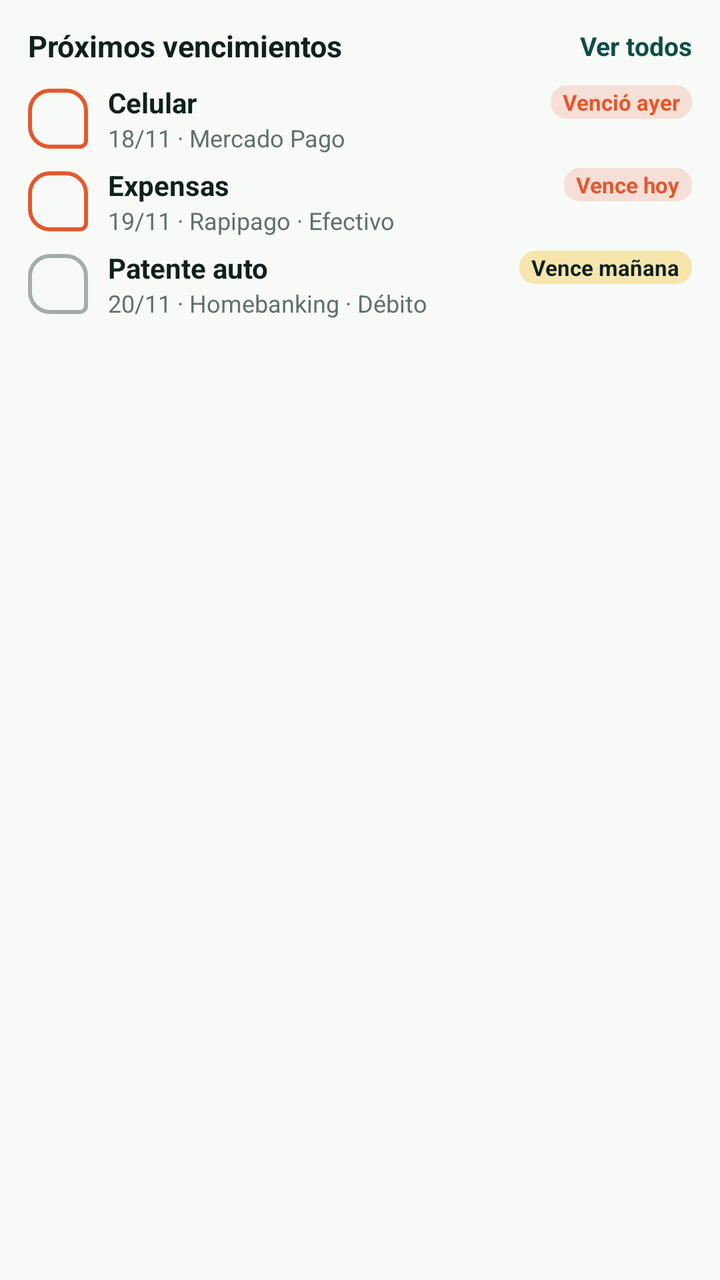
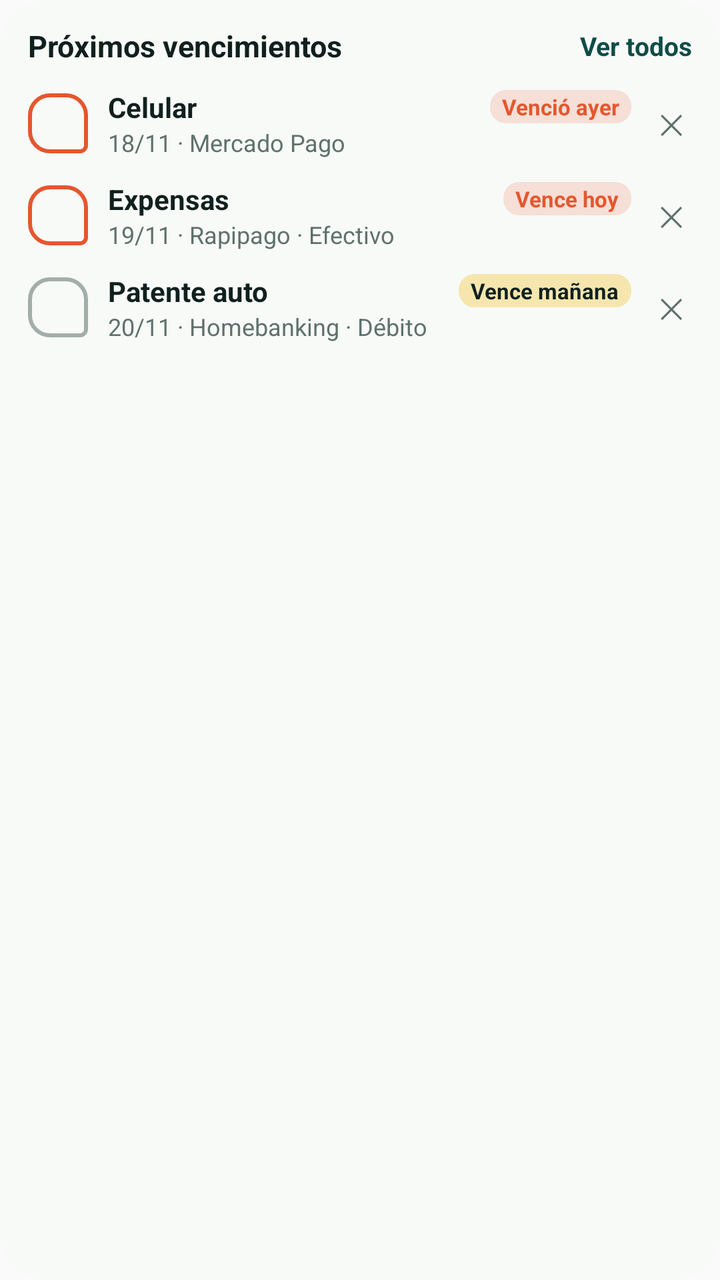

Before-and-after screenshots of an Android layout around one commit, followed by the original layout XML and the change that was made.
<!-- AndroidManifest.xml: application theme AppTheme -->
<!-- res/layout/widget_vencimientos.xml -->
<?xml version="1.0" encoding="utf-8"?>
<LinearLayout xmlns:android="http://schemas.android.com/apk/res/android"
    android:id="@+id/w_raiz"
    android:layout_width="match_parent"
    android:layout_height="match_parent"
    android:background="@drawable/widget_fondo"
    android:orientation="vertical"
    android:paddingStart="14dp"
    android:paddingTop="10dp"
    android:paddingEnd="14dp"
    android:paddingBottom="8dp">

    <LinearLayout
        android:id="@+id/w_cabecera"
        android:layout_width="match_parent"
        android:layout_height="wrap_content"
        android:gravity="center_vertical"
        android:orientation="horizontal">

        <TextView
            android:id="@+id/w_titulo"
            android:layout_width="0dp"
            android:layout_height="wrap_content"
            android:layout_weight="1"
            android:ellipsize="end"
            android:maxLines="1"
            android:text="@string/widget_nombre"
            android:textColor="@color/w_tinta"
            android:textSize="15sp"
            android:textStyle="bold" />

        <TextView
            android:id="@+id/w_ver_todos"
            android:layout_width="wrap_content"
            android:layout_height="wrap_content"
            android:paddingStart="8dp"
            android:paddingTop="4dp"
            android:paddingBottom="4dp"
            android:text="@string/widget_ver_todos"
            android:textColor="@color/w_enlace"
            android:textSize="13sp"
            android:textStyle="bold" />
    </LinearLayout>

    
    <LinearLayout
        android:id="@+id/w_fila1"
        android:layout_width="match_parent"
        android:layout_height="wrap_content"
        android:layout_marginTop="6dp"
        android:gravity="center_vertical"
        android:orientation="horizontal">

        <FrameLayout
            android:id="@+id/w_tilde1"
            android:layout_width="30dp"
            android:layout_height="30dp"
            android:background="@drawable/widget_tilde_urgente"
            android:contentDescription="Pagar" />

        <LinearLayout
            android:id="@+id/w_txt1"
            android:layout_width="0dp"
            android:layout_height="wrap_content"
            android:layout_marginStart="10dp"
            android:layout_weight="1"
            android:orientation="vertical">

            <LinearLayout
                android:layout_width="match_parent"
                android:layout_height="wrap_content"
                android:gravity="center_vertical"
                android:orientation="horizontal">

                <TextView
                    android:id="@+id/w_nombre1"
                    android:layout_width="0dp"
                    android:layout_height="wrap_content"
                    android:layout_weight="1"
                    android:ellipsize="end"
                    android:maxLines="1"
                    android:text="Celular"
                    android:textColor="@color/w_tinta"
                    android:textSize="14sp"
                    android:textStyle="bold" />

                <TextView
                    android:id="@+id/w_estado1"
                    android:layout_width="wrap_content"
                    android:layout_height="wrap_content"
                    android:background="@drawable/widget_badge_rojo"
                    android:maxLines="1"
                    android:paddingStart="6dp"
                    android:paddingTop="1dp"
                    android:paddingEnd="6dp"
                    android:paddingBottom="1dp"
                    android:text="Venció ayer"
                    android:textColor="@color/w_coral"
                    android:textSize="11sp"
                    android:textStyle="bold" />
            </LinearLayout>

            <TextView
                android:id="@+id/w_sub1"
                android:layout_width="match_parent"
                android:layout_height="wrap_content"
                android:ellipsize="end"
                android:maxLines="1"
                android:text="18/11 · Mercado Pago"
                android:textColor="@color/w_tinta2"
                android:textSize="12sp" />
        </LinearLayout>
    </LinearLayout>

    
    <LinearLayout
        android:id="@+id/w_fila2"
        android:layout_width="match_parent"
        android:layout_height="wrap_content"
        android:layout_marginTop="6dp"
        android:gravity="center_vertical"
        android:orientation="horizontal">

        <FrameLayout
            android:id="@+id/w_tilde2"
            android:layout_width="30dp"
            android:layout_height="30dp"
            android:background="@drawable/widget_tilde_urgente"
            android:contentDescription="Pagar" />

        <LinearLayout
            android:id="@+id/w_txt2"
            android:layout_width="0dp"
            android:layout_height="wrap_content"
            android:layout_marginStart="10dp"
            android:layout_weight="1"
            android:orientation="vertical">

            <LinearLayout
                android:layout_width="match_parent"
                android:layout_height="wrap_content"
                android:gravity="center_vertical"
                android:orientation="horizontal">

                <TextView
                    android:id="@+id/w_nombre2"
                    android:layout_width="0dp"
                    android:layout_height="wrap_content"
                    android:layout_weight="1"
                    android:ellipsize="end"
                    android:maxLines="1"
                    android:text="Expensas"
                    android:textColor="@color/w_tinta"
                    android:textSize="14sp"
                    android:textStyle="bold" />

                <TextView
                    android:id="@+id/w_estado2"
                    android:layout_width="wrap_content"
                    android:layout_height="wrap_content"
                    android:background="@drawable/widget_badge_rojo"
                    android:maxLines="1"
                    android:paddingStart="6dp"
                    android:paddingTop="1dp"
                    android:paddingEnd="6dp"
                    android:paddingBottom="1dp"
                    android:text="Vence hoy"
                    android:textColor="@color/w_coral"
                    android:textSize="11sp"
                    android:textStyle="bold" />
            </LinearLayout>

            <TextView
                android:id="@+id/w_sub2"
                android:layout_width="match_parent"
                android:layout_height="wrap_content"
                android:ellipsize="end"
                android:maxLines="1"
                android:text="19/11 · Rapipago · Efectivo"
                android:textColor="@color/w_tinta2"
                android:textSize="12sp" />
        </LinearLayout>
    </LinearLayout>

    
    <LinearLayout
        android:id="@+id/w_fila3"
        android:layout_width="match_parent"
        android:layout_height="wrap_content"
        android:layout_marginTop="6dp"
        android:gravity="center_vertical"
        android:orientation="horizontal">

        <FrameLayout
            android:id="@+id/w_tilde3"
            android:layout_width="30dp"
            android:layout_height="30dp"
            android:background="@drawable/widget_tilde"
            android:contentDescription="Pagar" />

        <LinearLayout
            android:id="@+id/w_txt3"
            android:layout_width="0dp"
            android:layout_height="wrap_content"
            android:layout_marginStart="10dp"
            android:layout_weight="1"
            android:orientation="vertical">

            <LinearLayout
                android:layout_width="match_parent"
                android:layout_height="wrap_content"
                android:gravity="center_vertical"
                android:orientation="horizontal">

                <TextView
                    android:id="@+id/w_nombre3"
                    android:layout_width="0dp"
                    android:layout_height="wrap_content"
                    android:layout_weight="1"
                    android:ellipsize="end"
                    android:maxLines="1"
                    android:text="Patente auto"
                    android:textColor="@color/w_tinta"
                    android:textSize="14sp"
                    android:textStyle="bold" />

                <TextView
                    android:id="@+id/w_estado3"
                    android:layout_width="wrap_content"
                    android:layout_height="wrap_content"
                    android:background="@drawable/widget_badge_ambar"
                    android:maxLines="1"
                    android:paddingStart="6dp"
                    android:paddingTop="1dp"
                    android:paddingEnd="6dp"
                    android:paddingBottom="1dp"
                    android:text="Vence mañana"
                    android:textColor="@color/w_tinta"
                    android:textSize="11sp"
                    android:textStyle="bold" />
            </LinearLayout>

            <TextView
                android:id="@+id/w_sub3"
                android:layout_width="match_parent"
                android:layout_height="wrap_content"
                android:ellipsize="end"
                android:maxLines="1"
                android:text="20/11 · Homebanking · Débito"
                android:textColor="@color/w_tinta2"
                android:textSize="12sp" />
        </LinearLayout>
    </LinearLayout>

    
    <TextView
        android:id="@+id/w_vacio"
        android:layout_width="match_parent"
        android:layout_height="wrap_content"
        android:layout_marginTop="8dp"
        android:textColor="@color/w_tinta2"
        android:textSize="13sp"
        android:visibility="gone" />

    
    <TextView
        android:id="@+id/w_pie"
        android:layout_width="match_parent"
        android:layout_height="wrap_content"
        android:layout_marginTop="4dp"
        android:maxLines="1"
        android:textColor="@color/w_tinta2"
        android:textSize="12sp"
        android:visibility="gone" />
</LinearLayout>
<!-- resources referenced by this layout -->
<resources>
  <color name="w_coral">#E4572E</color>
  <color name="w_enlace">#0F4C47</color>
  <color name="w_tinta">#10201E</color>
  <color name="w_tinta2">#5F716D</color>
  <!-- drawable widget_badge_ambar (drawable) -->
  <?xml version="1.0" encoding="utf-8"?>
  <shape xmlns:android="http://schemas.android.com/apk/res/android" android:shape="rectangle">
      <solid android:color="@color/w_ambar_bg" />
      <corners android:radius="8dp" />
  </shape>
  <!-- drawable widget_badge_rojo (drawable) -->
  <?xml version="1.0" encoding="utf-8"?>
  <shape xmlns:android="http://schemas.android.com/apk/res/android" android:shape="rectangle">
      <solid android:color="@color/w_rojo_bg" />
      <corners android:radius="8dp" />
  </shape>
  <!-- drawable widget_fondo (drawable) -->
  <?xml version="1.0" encoding="utf-8"?>
  <shape xmlns:android="http://schemas.android.com/apk/res/android" android:shape="rectangle">
      <solid android:color="@color/w_fondo" />
      <corners android:radius="24dp" />
  </shape>
  <!-- drawable widget_tilde (drawable) -->
  <?xml version="1.0" encoding="utf-8"?>
  <shape xmlns:android="http://schemas.android.com/apk/res/android" android:shape="rectangle">
      <stroke android:width="2dp" android:color="@color/w_tilde" />
      <corners android:topLeftRadius="10dp" android:topRightRadius="10dp"
          android:bottomRightRadius="3dp" android:bottomLeftRadius="10dp" />
  </shape>
  <!-- drawable widget_tilde_urgente (drawable) -->
  <?xml version="1.0" encoding="utf-8"?>
  <shape xmlns:android="http://schemas.android.com/apk/res/android" android:shape="rectangle">
      <stroke android:width="2dp" android:color="@color/w_coral" />
      <corners android:topLeftRadius="10dp" android:topRightRadius="10dp"
          android:bottomRightRadius="3dp" android:bottomLeftRadius="10dp" />
  </shape>
  <string name="widget_nombre">Próximos vencimientos</string>
  <string name="widget_ver_todos">Ver todos</string>
  <style name="AppTheme" parent="Theme.AppCompat.Light.DarkActionBar">
          
          <item name="colorPrimary">@color/colorPrimary</item>
          <item name="colorPrimaryDark">@color/colorPrimaryDark</item>
          <item name="colorAccent">@color/colorAccent</item>
      </style>
  <color name="w_ambar_bg">#F6E6AE</color>
  <color name="w_rojo_bg">#F5DFD6</color>
  <color name="w_fondo">#F8FAF7</color>
  <color name="w_tilde">#8C5F716D</color>
</resources>

<!-- the commit's change to res/layout/widget_vencimientos.xml (unified diff, before → after) -->
@@ -110,6 +110,10 @@
                 android:textColor="@color/w_tinta2"
                 android:textSize="12sp" />
         </LinearLayout>
+
+        <TextView
+            android:id="@+id/w_ocultar1"
+            style="@style/WidgetOcultar" />
     </LinearLayout>
 
     
@@ -180,6 +184,10 @@
                 android:textColor="@color/w_tinta2"
                 android:textSize="12sp" />
         </LinearLayout>
+
+        <TextView
+            android:id="@+id/w_ocultar2"
+            style="@style/WidgetOcultar" />
     </LinearLayout>
 
     
@@ -250,6 +258,10 @@
                 android:textColor="@color/w_tinta2"
                 android:textSize="12sp" />
         </LinearLayout>
+
+        <TextView
+            android:id="@+id/w_ocultar3"
+            style="@style/WidgetOcultar" />
     </LinearLayout>
 
     
<!-- resource entries referenced after the edit -->
@@ -38,6 +38,17 @@
   </shape>
   <string name="widget_nombre">Próximos vencimientos</string>
   <string name="widget_ver_todos">Ver todos</string>
+  <style name="WidgetOcultar">
+          <item name="android:layout_width">36dp</item>
+          <item name="android:layout_height">40dp</item>
+          <item name="android:layout_marginStart">2dp</item>
+          <item name="android:layout_marginEnd">-8dp</item>
+          <item name="android:gravity">center</item>
+          <item name="android:text">✕</item>
+          <item name="android:textColor">@color/w_tinta2</item>
+          <item name="android:textSize">14sp</item>
+          <item name="android:contentDescription">Ocultar</item>
+      </style>
   <style name="AppTheme" parent="Theme.AppCompat.Light.DarkActionBar">
           
           <item name="colorPrimary">@color/colorPrimary</item>
